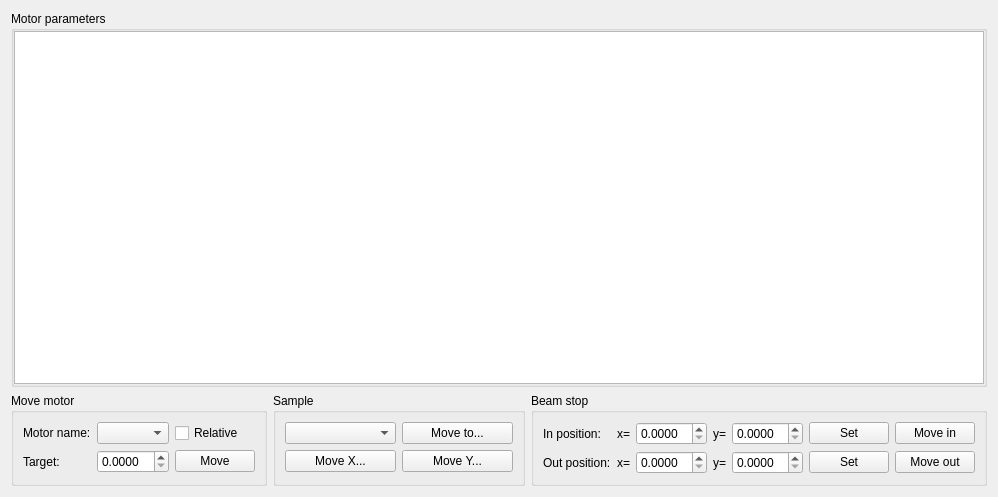
The window that cct/qtgui2/devices/motors/motorview.ui (awacha/cct) describes before a commit, drawn with Qt 5.
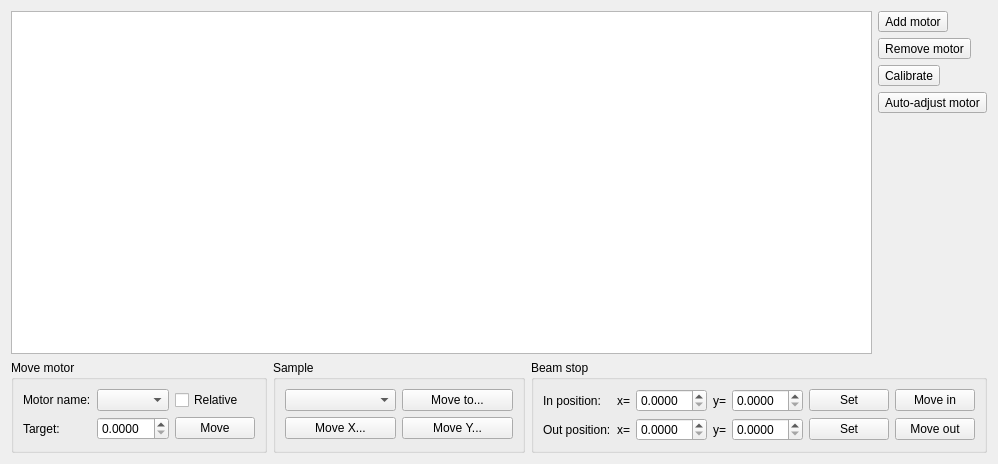
The same window after the commit. Icons and pictures are not drawn.

Commit message: Another ugly commit with much work on motors0

Patch:
```diff
--- a/cct/qtgui2/devices/motors/motorview.ui
+++ b/cct/qtgui2/devices/motors/motorview.ui
@@ -7,7 +7,7 @@
     <x>0</x>
     <y>0</y>
     <width>998</width>
-    <height>497</height>
+    <height>464</height>
    </rect>
   </property>
   <property name="windowTitle">
@@ -19,32 +19,7 @@
   </property>
   <layout class="QVBoxLayout" name="verticalLayout">
    <item>
-    <widget class="QGroupBox" name="groupBox">
-     <property name="sizePolicy">
-      <sizepolicy hsizetype="Preferred" vsizetype="Preferred">
-       <horstretch>0</horstretch>
-       <verstretch>1</verstretch>
-      </sizepolicy>
-     </property>
-     <property name="title">
-      <string>Motor parameters</string>
-     </property>
-     <layout class="QVBoxLayout" name="verticalLayout_2">
-      <property name="spacing">
-       <number>0</number>
-      </property>
-      <property name="leftMargin">
-       <number>0</number>
-      </property>
-      <property name="topMargin">
-       <number>0</number>
-      </property>
-      <property name="rightMargin">
-       <number>0</number>
-      </property>
-      <property name="bottomMargin">
-       <number>0</number>
-      </property>
+    <layout class="QHBoxLayout" name="horizontalLayout_2">
       <item>
        <widget class="QTreeView" name="treeView">
         <property name="sizePolicy">
@@ -88,8 +63,81 @@
         </property>
        </widget>
       </item>
-     </layout>
-    </widget>
+     <item>
+      <layout class="QVBoxLayout" name="verticalLayout_2">
+       <item>
+        <widget class="QToolButton" name="addMotorToolButton">
+         <property name="toolTip">
+          <string>Add a new motor</string>
+         </property>
+         <property name="text">
+          <string>Add motor</string>
+         </property>
+         <property name="icon">
+          <iconset theme="list-add"/>
+         </property>
+        </widget>
+       </item>
+       <item>
+        <widget class="QToolButton" name="removeMotorToolButton">
+         <property name="toolTip">
+          <string>Remove the current motor</string>
+         </property>
+         <property name="text">
+          <string>Remove motor</string>
+         </property>
+         <property name="icon">
+          <iconset theme="list-remove"/>
+         </property>
+        </widget>
+       </item>
+       <item>
+        <widget class="QToolButton" name="calibrateMotorToolButton">
+         <property name="toolTip">
+          <string>Set motor position and limits</string>
+         </property>
+         <property name="text">
+          <string>Calibrate</string>
+         </property>
+         <property name="icon">
+          <iconset resource="../../../resource/icons/icons.qrc">
+           <normaloff>:/icons/motorcalibration.svg</normaloff>:/icons/motorcalibration.svg</iconset>
+         </property>
+        </widget>
+       </item>
+       <item>
+        <widget class="QToolButton" name="autoAdjustMotorToolButton">
+         <property name="contextMenuPolicy">
+          <enum>Qt::NoContextMenu</enum>
+         </property>
+         <property name="toolTip">
+          <string>Auto-adjust the motor, i.e. search for the zero position</string>
+         </property>
+         <property name="text">
+          <string>Auto-adjust motor</string>
+         </property>
+         <property name="icon">
+          <iconset resource="../../../resource/icons/icons.qrc">
+           <normaloff>:/icons/motorconfig.svg</normaloff>:/icons/motorconfig.svg</iconset>
+         </property>
+        </widget>
+       </item>
+       <item>
+        <spacer name="verticalSpacer">
+         <property name="orientation">
+          <enum>Qt::Vertical</enum>
+         </property>
+         <property name="sizeHint" stdset="0">
+          <size>
+           <width>0</width>
+           <height>0</height>
+          </size>
+         </property>
+        </spacer>
+       </item>
+      </layout>
+     </item>
+    </layout>
    </item>
    <item>
     <layout class="QHBoxLayout" name="horizontalLayout">
```
Left out of the diff: 17 changed lines with no effect on the pictures. Lines whose indentation alone changed are shown as unchanged. The commit also changes 26 other files.
